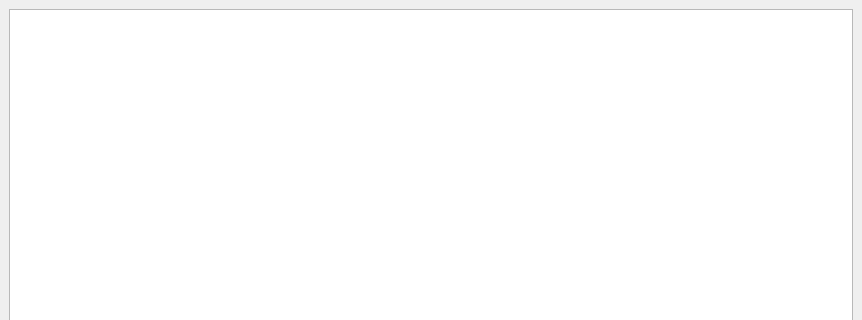
Old version of the form main.ui in the repository katerinasht/coffe; both pictures show x 0 to 862 and y 0 to 320 of the 862 by 572 pixel window.
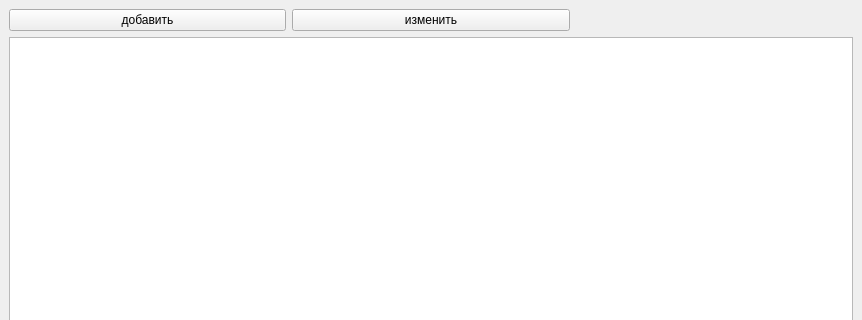
New version of the form.

```diff
--- a/main.ui
+++ b/main.ui
@@ -17,9 +17,23 @@
    <layout class="QGridLayout" name="gridLayout_3">
     <item row="0" column="0">
      <layout class="QGridLayout" name="gridLayout_2">
-      <item row="0" column="0" rowspan="2" colspan="3">
+      <item row="1" column="0" rowspan="2" colspan="3">
        <widget class="QTableWidget" name="tableWidget"/>
       </item>
+      <item row="0" column="0">
+       <widget class="QPushButton" name="pushButton">
+        <property name="text">
+         <string>добавить</string>
+        </property>
+       </widget>
+      </item>
+      <item row="0" column="1">
+       <widget class="QPushButton" name="pushButton_2">
+        <property name="text">
+         <string>изменить</string>
+        </property>
+       </widget>
+      </item>
      </layout>
     </item>
    </layout>
```
Left out of the diff: 4 changed lines with no effect on the pictures.
